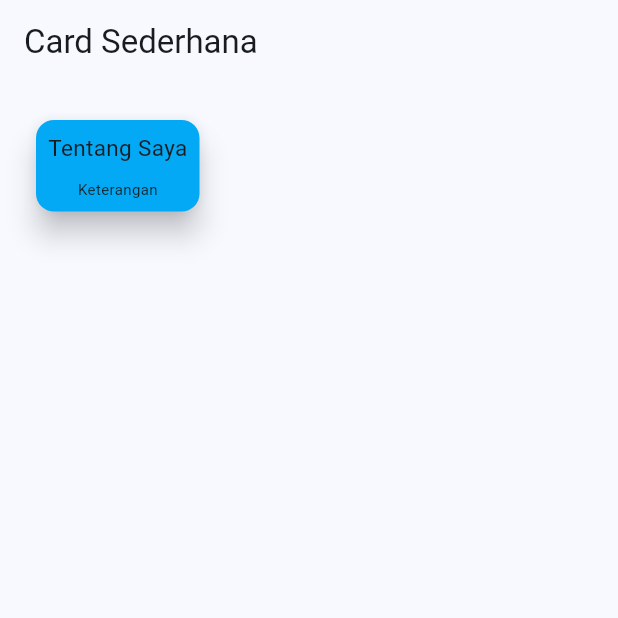
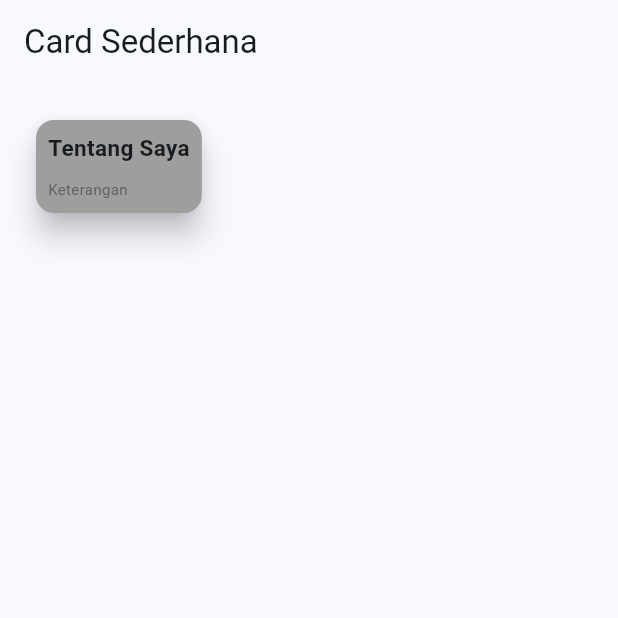
Before and after one commit to asis92/tugas_card, a Flutter app: the screen it shows after launch, on a phone screen of 412 x 824 dp, the top half of it. Run offline on Flutter 3.47's test engine with Material 3 defaults, Android fonts, the phone set to English and light mode, and no system bars.

Commit message:
Step 2 Update Card Sederhana

```diff
--- a/lib/pages/card02.dart
+++ b/lib/pages/card02.dart
@@ -10,20 +10,31 @@ class MyCard2 extends StatelessWidget {
       body: SingleChildScrollView(
         child: Container(
           padding: const EdgeInsets.all(20.0),
-          child: const Column(
+          child: Column(
             children: [
               Card(
                 elevation: 8,
-                color: Colors.lightBlue,
+                color: Colors.grey,
                 child: Padding(
-                  padding: EdgeInsets.all(8.0),
+                  padding: const EdgeInsets.all(8.0),
                   child: Column(
+                    crossAxisAlignment: CrossAxisAlignment.start,
                     children: [
-                      Text("Tentang Saya", style: TextStyle(fontSize: 15.0)),
-                      SizedBox(height: 10),
+                      const Text(
+                        "Tentang Saya",
+                        style: TextStyle(
+                          fontSize: 15.0,
+                          fontWeight: FontWeight.bold,
+                        ),
+                      ),
+                      const SizedBox(height: 10),
                       Text(
                         "Keterangan",
-                        style: TextStyle(fontSize: 10.0),
+                        style: TextStyle(
+                          fontSize: 10.0,
+                          color: Colors.grey[700],
+                          height: 1.5,
+                        ),
                         textAlign: TextAlign.justify,
                       ),
                     ],
```
